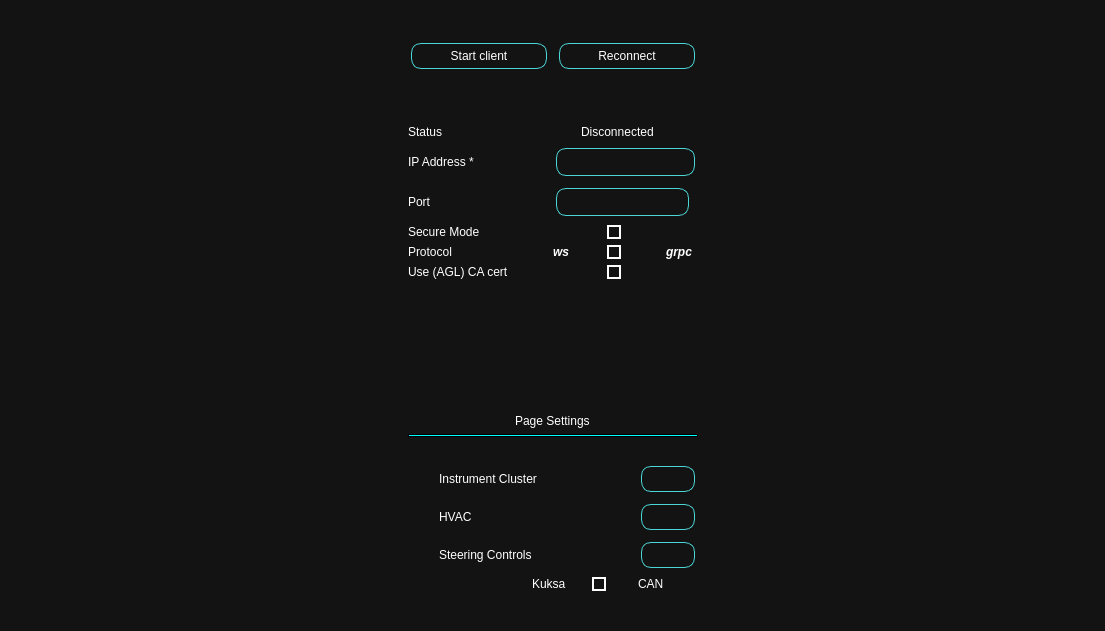
Before: the Qt Designer form ui/Settings_Window.ui in suchinton/AGL_Demo_Control_Panel, drawn with Qt 5.
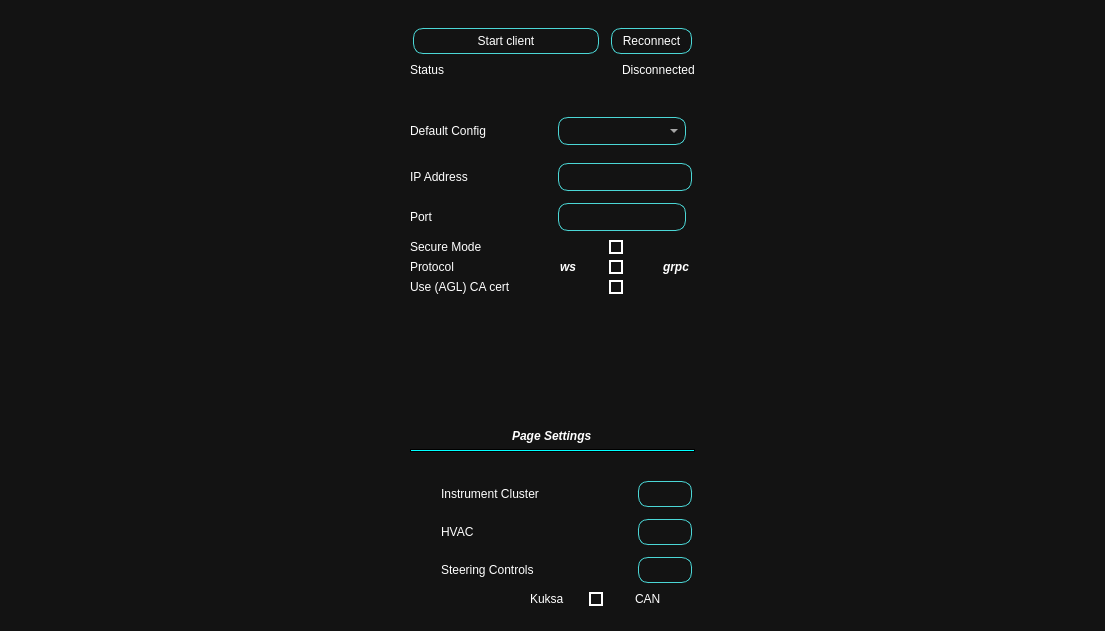
After: the same form once the commit is applied. Icons and pictures are not drawn.

Commit message:
Refactor settings and config handling
- Add template to specify new configs in config.ini
- Refactor config.py to relay configs to settings.py
- Config and corresponding token is now issued by settings.py module
- Add drop-down to load all configurations specified in config.ini
-  Refine UI elements and add new assets

Patch:
```diff
--- a/ui/Settings_Window.ui
+++ b/ui/Settings_Window.ui
@@ -16,7 +16,7 @@
   <property name="styleSheet">
    <string notr="true">*{
 	border: none;
-	background-color: transparent;
+	/* background-color: transparent; */
 	background: none; 
 	padding: 0;
 	margin: 0;
@@ -48,6 +48,47 @@
 	margin: 3px;
 }
 
+QComboBox{
+	background-color: transparent;
+	padding: 5px 10px;
+	border: 1px solid #4BD7D6 ; /* light blue */
+	border-radius: 10px;
+	margin: 3px;
+}
+
+QComboBox::drop-down {
+    image: url(:/Carbon_Icons/carbon_icons/chevron--down.svg);
+}
+
+QComboBox::down-arrow {
+    image: url(:/Carbon_Icons/carbon_icons/chevron--down.svg);
+}
+
+QComboBox::up-arrow {
+    image: url(:/Carbon_Icons/carbon_icons/chevron--up.svg);
+}
+
+QComboBox QAbstractItemView {
+    color: #4BD7D6; /* light blue */
+    background-color: #131313; /* black */
+    border: 1px solid #4BD7D6; /* light blue */
+    border-radius: 10px; /* rounded corners */
+}
+
+QComboBox QAbstractItemView::item {
+    color: #4BD7D6; /* light blue */
+    background-color: #131313; /* black */
+    border: 1px solid #4BD7D6; /* light blue */
+    border-radius: 10px; /* rounded corners */
+	padding: 5px 10px;
+	margin: 3px;
+}
+
+QComboBox QAbstractItemView::item:selected {
+    background-color: #6C6C85 ; /* pastel purple */
+    border-radius: 10px; /* rounded corners */
+}
+
 QCheckBox {
   background-color: transparent;
   color: white;
@@ -103,38 +144,33 @@
        <enum>QFrame::Raised</enum>
       </property>
       <layout class="QGridLayout" name="gridLayout_2">
-       <item row="3" column="0">
-        <widget class="QLabel" name="label_16">
+       <item row="6" column="6" alignment="Qt::AlignHCenter">
+        <widget class="QCheckBox" name="place_holder_toggle_2">
+         <property name="toolTip">
+          <string>Default: WS</string>
+         </property>
          <property name="text">
-          <string>Port</string>
+          <string/>
          </property>
         </widget>
        </item>
-       <item row="5" column="4" alignment="Qt::AlignRight">
-        <widget class="QLabel" name="label_12">
-         <property name="font">
-          <font>
-           <weight>75</weight>
-           <italic>true</italic>
-           <bold>true</bold>
-          </font>
+       <item row="5" column="5" colspan="3" alignment="Qt::AlignHCenter">
+        <widget class="QCheckBox" name="place_holder_toggle_1">
+         <property name="toolTip">
+          <string>Default: Secure</string>
          </property>
          <property name="text">
-          <string>ws</string>
+          <string/>
          </property>
+         <property name="checked">
+          <bool>false</bool>
+         </property>
         </widget>
        </item>
-       <item row="3" column="4" colspan="5">
+       <item row="4" column="4" colspan="5">
         <widget class="QLineEdit" name="PortInput"/>
        </item>
-       <item row="2" column="4" colspan="6">
-        <widget class="QLineEdit" name="IPAddrInput">
-         <property name="placeholderText">
-          <string/>
-         </property>
-        </widget>
-       </item>
-       <item row="4" column="0" colspan="3">
+       <item row="5" column="0" colspan="3">
         <widget class="QLabel" name="label">
          <property name="toolTip">
           <string>Default: Secure</string>
@@ -160,43 +196,14 @@
          </property>
         </spacer>
        </item>
-       <item row="1" column="3" rowspan="7">
-        <spacer name="horizontalSpacer_3">
-         <property name="orientation">
-          <enum>Qt::Horizontal</enum>
-         </property>
-         <property name="sizeType">
-          <enum>QSizePolicy::Fixed</enum>
-         </property>
-         <property name="sizeHint" stdset="0">
-          <size>
-           <width>20</width>
-           <height>20</height>
-          </size>
-         </property>
-        </spacer>
-       </item>
-       <item row="4" column="5" colspan="3" alignment="Qt::AlignHCenter">
-        <widget class="QCheckBox" name="place_holder_toggle_1">
-         <property name="toolTip">
-          <string>Default: Secure</string>
-         </property>
-         <property name="text">
-          <string/>
-         </property>
-         <property name="checked">
-          <bool>false</bool>
-         </property>
-        </widget>
-       </item>
-       <item row="2" column="0" colspan="3">
+       <item row="3" column="0" colspan="3">
         <widget class="QLabel" name="IPAddr">
          <property name="text">
-          <string>IP Address *</string>
+          <string>IP Address</string>
          </property>
         </widget>
        </item>
-       <item row="5" column="8" alignment="Qt::AlignLeft">
+       <item row="6" column="8" alignment="Qt::AlignLeft">
         <widget class="QLabel" name="label_13">
          <property name="font">
           <font>
@@ -210,29 +217,30 @@
          </property>
         </widget>
        </item>
-       <item row="5" column="0" colspan="2">
-        <widget class="QLabel" name="label_11">
-         <property name="toolTip">
-          <string>Default: WS</string>
+       <item row="6" column="4" alignment="Qt::AlignRight">
+        <widget class="QLabel" name="label_12">
+         <property name="font">
+          <font>
+           <weight>75</weight>
+           <italic>true</italic>
+           <bold>true</bold>
+          </font>
          </property>
          <property name="text">
-          <string>Protocol</string>
+          <string>ws</string>
          </property>
         </widget>
        </item>
-       <item row="5" column="6" alignment="Qt::AlignHCenter">
-        <widget class="QCheckBox" name="place_holder_toggle_2">
-         <property name="toolTip">
-          <string>Default: WS</string>
-         </property>
+       <item row="7" column="6" alignment="Qt::AlignHCenter">
+        <widget class="QCheckBox" name="place_holder_toggle_4">
          <property name="text">
           <string/>
          </property>
         </widget>
        </item>
-       <item row="4" column="4">
-        <widget class="QLabel" name="label_9">
-         <property name="text">
+       <item row="3" column="4" colspan="6">
+        <widget class="QLineEdit" name="IPAddrInput">
+         <property name="placeholderText">
           <string/>
          </property>
          <property name="pixmap">
@@ -240,50 +248,63 @@
          </property>
         </widget>
        </item>
-       <item row="1" column="4" colspan="2" alignment="Qt::AlignLeft">
-        <widget class="QLabel" name="connectionLogo">
-         <property name="text">
-          <string/>
-         </property>
-         <property name="pixmap">
-          <pixmap resource="../assets/res.qrc">:/Carbon_Icons/carbon_icons/connection-signal--off.svg</pixmap>
-         </property>
-        </widget>
-       </item>
-       <item row="1" column="0" colspan="3">
-        <widget class="QLabel" name="status">
-         <property name="text">
-          <string>Status</string>
-         </property>
-        </widget>
-       </item>
-       <item row="1" column="6">
-        <widget class="QLabel" name="connectionStatus">
-         <property name="sizePolicy">
-          <sizepolicy hsizetype="Expanding" vsizetype="Preferred">
-           <horstretch>0</horstretch>
-           <verstretch>0</verstretch>
-          </sizepolicy>
-         </property>
-         <property name="text">
-          <string>Disconnected</string>
-         </property>
-        </widget>
-       </item>
-       <item row="6" column="0">
+       <item row="7" column="0">
         <widget class="QLabel" name="label_17">
          <property name="text">
           <string>Use (AGL) CA cert</string>
          </property>
         </widget>
        </item>
-       <item row="6" column="6" alignment="Qt::AlignHCenter">
-        <widget class="QCheckBox" name="AGL_CA">
+       <item row="5" column="4">
+        <widget class="QLabel" name="label_9">
          <property name="text">
           <string/>
          </property>
         </widget>
        </item>
+       <item row="4" column="0">
+        <widget class="QLabel" name="label_16">
+         <property name="text">
+          <string>Port</string>
+         </property>
+        </widget>
+       </item>
+       <item row="6" column="0" colspan="2">
+        <widget class="QLabel" name="label_11">
+         <property name="toolTip">
+          <string>Default: WS</string>
+         </property>
+         <property name="text">
+          <string>Protocol</string>
+         </property>
+        </widget>
+       </item>
+       <item row="1" column="4" colspan="5">
+        <widget class="QComboBox" name="List_Configs_ComboBox"/>
+       </item>
+       <item row="1" column="0">
+        <widget class="QLabel" name="label_18">
+         <property name="text">
+          <string>Default Config</string>
+         </property>
+        </widget>
+       </item>
+       <item row="1" column="3" rowspan="8">
+        <spacer name="horizontalSpacer_3">
+         <property name="orientation">
+          <enum>Qt::Horizontal</enum>
+         </property>
+         <property name="sizeType">
+          <enum>QSizePolicy::Fixed</enum>
+         </property>
+         <property name="sizeHint" stdset="0">
+          <size>
+           <width>20</width>
+           <height>20</height>
+          </size>
+         </property>
+        </spacer>
+       </item>
       </layout>
      </widget>
     </item>
@@ -327,9 +348,45 @@
       <property name="frameShadow">
        <enum>QFrame::Raised</enum>
       </property>
-      <layout class="QHBoxLayout" name="horizontalLayout_2">
-       <item>
+      <layout class="QGridLayout" name="gridLayout_4">
+       <item row="3" column="0">
+        <widget class="QLabel" name="status">
+         <property name="text">
+          <string>Status</string>
+         </property>
+        </widget>
+       </item>
+       <item row="3" column="2" alignment="Qt::AlignLeft">
+        <widget class="QLabel" name="connectionStatus">
+         <property name="sizePolicy">
+          <sizepolicy hsizetype="Expanding" vsizetype="Preferred">
+           <horstretch>0</horstretch>
+           <verstretch>0</verstretch>
+          </sizepolicy>
+         </property>
+         <property name="text">
+          <string>Disconnected</string>
+         </property>
+        </widget>
+       </item>
+       <item row="3" column="1" alignment="Qt::AlignRight">
+        <widget class="QLabel" name="connectionLogo">
+         <property name="text">
+          <string/>
+         </property>
+         <property name="pixmap">
+          <pixmap resource="../assets/res.qrc">:/Carbon_Icons/carbon_icons/connection-signal--off.svg</pixmap>
+         </property>
+        </widget>
+       </item>
+       <item row="0" column="0">
         <widget class="QPushButton" name="startClientBtn">
+         <property name="sizePolicy">
+          <sizepolicy hsizetype="Expanding" vsizetype="Fixed">
+           <horstretch>0</horstretch>
+           <verstretch>0</verstretch>
+          </sizepolicy>
+         </property>
          <property name="text">
           <string>Start client</string>
          </property>
@@ -345,7 +402,7 @@
          </property>
         </widget>
        </item>
-       <item>
+       <item row="0" column="1" colspan="2" alignment="Qt::AlignRight">
         <widget class="QPushButton" name="reconnectBtn">
          <property name="text">
           <string>Reconnect</string>
@@ -468,6 +525,13 @@
        </item>
        <item row="0" column="0" colspan="5" alignment="Qt::AlignHCenter|Qt::AlignBottom">
         <widget class="QLabel" name="label_2">
+         <property name="font">
+          <font>
+           <weight>75</weight>
+           <italic>true</italic>
+           <bold>true</bold>
+          </font>
+         </property>
          <property name="text">
           <string>Page Settings</string>
          </property>
```
Left out of the diff: 6 changed lines with no effect on the pictures. The commit also changes 12 other files.
